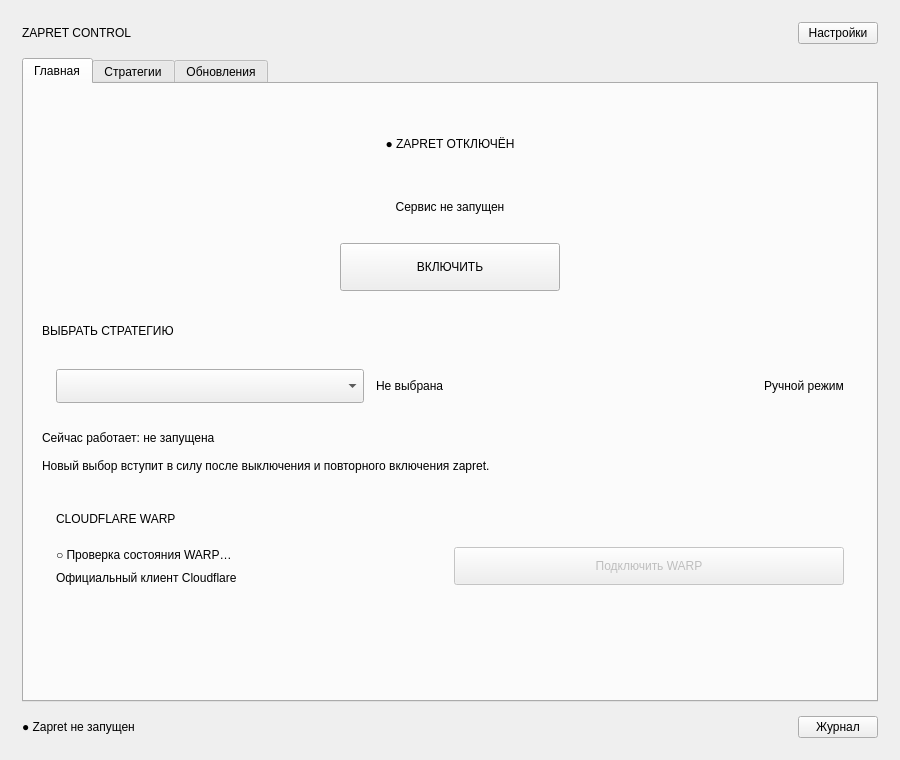
Before: the Qt Designer form zapret_frontend/main_window.ui in Shevchenko-Py-lab/Zapret_GUI, drawn with Qt 5.
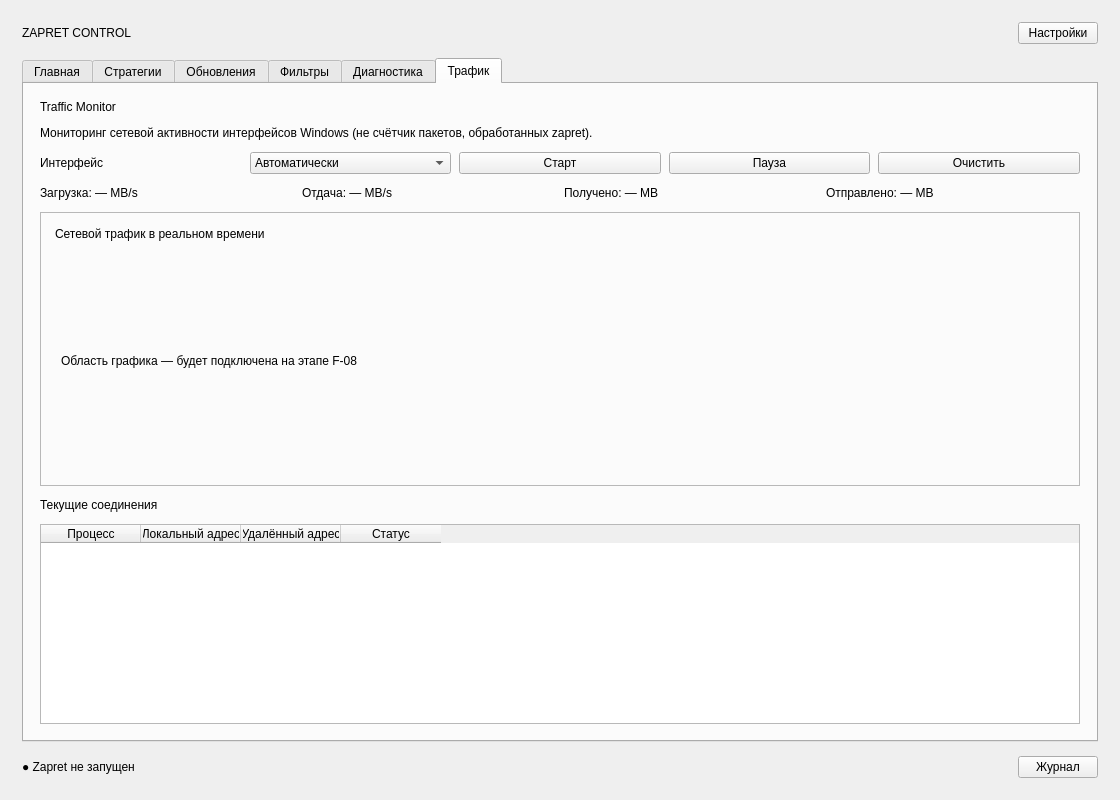
After: the same form once the commit is applied. The open tabs and pages were chosen to show the change.

Commit message: fix: improve winws startup detection and diagnostics

What changed in the file:
```diff
--- a/zapret_frontend/main_window.ui
+++ b/zapret_frontend/main_window.ui
@@ -6,15 +6,15 @@
       <rect>
         <x>0</x>
         <y>0</y>
-        <width>900</width>
-        <height>760</height>
+        <width>1120</width>
+        <height>800</height>
       </rect>
     </property>
     <property name="windowTitle">
       <string>Zapret Control</string>
     </property>
     <property name="minimumSize">
-      <size><width>760</width><height>700</height></size></property>
+      <size><width>980</width><height>720</height></size></property>
     <widget class="QWidget" name="centralwidget">
       <layout class="QVBoxLayout" name="mainLayout">
         <property name="leftMargin">
@@ -538,7 +538,7 @@
                 <string>Обновления</string>
               </attribute>
             </widget>
-          </widget>
+          <widget class="QWidget" name="pageFilters"><attribute name="title"><string>Фильтры</string></attribute><layout class="QVBoxLayout" name="filtersLayout"><property name="leftMargin"><number>16</number></property><property name="topMargin"><number>16</number></property><property name="rightMargin"><number>16</number></property><property name="bottomMargin"><number>16</number></property><property name="spacing"><number>12</number></property><item><widget class="QLabel" name="lblFiltersTitle"><property name="text"><string>Управление фильтрами</string></property></widget></item><item><widget class="QLabel" name="lblFiltersNote"><property name="text"><string>Настройка пользовательских списков. Для применения изменений потребуется перезапуск Zapret.</string></property></widget></item><item><widget class="QTabWidget" name="filterTabs"><widget class="QWidget" name="tabFilterDomains"><attribute name="title"><string>Сайты</string></attribute><layout class="QVBoxLayout" name="tabFilterDomainsLayout"><property name="leftMargin"><number>12</number></property><property name="topMargin"><number>12</number></property><property name="rightMargin"><number>12</number></property><property name="bottomMargin"><number>12</number></property><property name="spacing"><number>10</number></property><item><widget class="QLabel" name="lblFilterDomainsFile"><property name="text"><string>Файл: list-general-user.txt</string></property></widget></item><item><widget class="QWidget" name="rowFilterDomains"><layout class="QHBoxLayout" name="rowFilterDomainsLayout"><property name="leftMargin"><number>0</number></property><property name="topMargin"><number>0</number></property><property name="rightMargin"><number>0</number></property><property name="bottomMargin"><number>0</number></property><property name="spacing"><number>8</number></property><item><widget class="QLineEdit" name="editFilterDomains"><property name="placeholderText"><string>Добавить домен (example.org)</string></property></widget></item><item><widget class="QPushButton" name="btnFilterDomainsAdd"><property name="text"><string>Добавить</string></property></widget></item><item><widget class="QPushButton" name="btnFilterDomainsDelete"><property name="text"><string>Удалить</string></property></widget></item></layout></widget></item><item><widget class="QTableWidget" name="tableFilterDomains"><property name="alternatingRowColors"><bool>true</bool></property><property name="selectionBehavior"><enum>QAbstractItemView::SelectRows</enum></property><property name="editTriggers"><set>QAbstractItemView::NoEditTriggers</set></property><column><property name="text"><string>Значение</string></property></column><column><property name="text"><string>Источник</string></property></column></widget></item><item><widget class="QWidget" name="rowFilterDomainsActions"><layout class="QHBoxLayout" name="rowFilterDomainsActionsLayout"><property name="leftMargin"><number>0</number></property><property name="topMargin"><number>0</number></property><property name="rightMargin"><number>0</number></property><property name="bottomMargin"><number>0</number></property><property name="spacing"><number>8</number></property><item><widget class="QPushButton" name="btnFilterDomainsImport"><property name="text"><string>Импорт TXT</string></property></widget></item><item><widget class="QPushButton" name="btnFilterDomainsExport"><property name="text"><string>Экспорт TXT</string></property></widget></item></layout></widget></item></layout></widget><widget class="QWidget" name="tabFilterExcludes"><attribute name="title"><string>Исключения</string></attribute><layout class="QVBoxLayout" name="tabFilterExcludesLayout"><property name="leftMargin"><number>12</number></property><property name="topMargin"><number>12</number></property><property name="rightMargin"><number>12</number></property><property name="bottomMargin"><number>12</number></property><property name="spacing"><number>10</number></property><item><widget class="QLabel" name="lblFilterExcludesFile"><property name="text"><string>Файл: list-exclude-user.txt</string></property></widget></item><item><widget class="QWidget" name="rowFilterExcludes"><layout class="QHBoxLayout" name="rowFilterExcludesLayout"><property name="leftMargin"><number>0</number></property><property name="topMargin"><number>0</number></property><property name="rightMargin"><number>0</number></property><property name="bottomMargin"><number>0</number></property><property name="spacing"><number>8</number></property><item><widget class="QLineEdit" name="editFilterExcludes"><property name="placeholderText"><string>Добавить исключение</string></property></widget></item><item><widget class="QPushButton" name="btnFilterExcludesAdd"><property name="text"><string>Добавить</string></property></widget></item><item><widget class="QPushButton" name="btnFilterExcludesDelete"><property name="text"><string>Удалить</string></property></widget></item></layout></widget></item><item><widget class="QTableWidget" name="tableFilterExcludes"><property name="alternatingRowColors"><bool>true</bool></property><property name="selectionBehavior"><enum>QAbstractItemView::SelectRows</enum></property><property name="editTriggers"><set>QAbstractItemView::NoEditTriggers</set></property><column><property name="text"><string>Значение</string></property></column><column><property name="text"><string>Источник</string></property></column></widget></item><item><widget class="QWidget" name="rowFilterExcludesActions"><layout class="QHBoxLayout" name="rowFilterExcludesActionsLayout"><property name="leftMargin"><number>0</number></property><property name="topMargin"><number>0</number></property><property name="rightMargin"><number>0</number></property><property name="bottomMargin"><number>0</number></property><property name="spacing"><number>8</number></property><item><widget class="QPushButton" name="btnFilterExcludesImport"><property name="text"><string>Импорт TXT</string></property></widget></item><item><widget class="QPushButton" name="btnFilterExcludesExport"><property name="text"><string>Экспорт TXT</string></property></widget></item></layout></widget></item></layout></widget><widget class="QWidget" name="tabFilterIPs"><attribute name="title"><string>IP / сети</string></attribute><layout class="QVBoxLayout" name="tabFilterIPsLayout"><property name="leftMargin"><number>12</number></property><property name="topMargin"><number>12</number></property><property name="rightMargin"><number>12</number></property><property name="bottomMargin"><number>12</number></property><property name="spacing"><number>10</number></property><item><widget class="QLabel" name="lblFilterIPsFile"><property name="text"><string>Файл: ipset-all.txt</string></property></widget></item><item><widget class="QWidget" name="rowFilterIPs"><layout class="QHBoxLayout" name="rowFilterIPsLayout"><property name="leftMargin"><number>0</number></property><property name="topMargin"><number>0</number></property><property name="rightMargin"><number>0</number></property><property name="bottomMargin"><number>0</number></property><property name="spacing"><number>8</number></property><item><widget class="QLineEdit" name="editFilterIPs"><property name="placeholderText"><string>IP или сеть (203.0.113.0/24)</string></property></widget></item><item><widget class="QPushButton" name="btnFilterIPsAdd"><property name="text"><string>Добавить</string></property></widget></item><item><widget class="QPushButton" name="btnFilterIPsDelete"><property name="text"><string>Удалить</string></property></widget></item></layout></widget></item><item><widget class="QTableWidget" name="tableFilterIPs"><property name="alternatingRowColors"><bool>true</bool></property><property name="selectionBehavior"><enum>QAbstractItemView::SelectRows</enum></property><property name="editTriggers"><set>QAbstractItemView::NoEditTriggers</set></property><column><property name="text"><string>Значение</string></property></column><column><property name="text"><string>Источник</string></property></column></widget></item><item><widget class="QWidget" name="rowFilterIPsActions"><layout class="QHBoxLayout" name="rowFilterIPsActionsLayout"><property name="leftMargin"><number>0</number></property><property name="topMargin"><number>0</number></property><property name="rightMargin"><number>0</number></property><property name="bottomMargin"><number>0</number></property><property name="spacing"><number>8</number></property><item><widget class="QPushButton" name="btnFilterIPsImport"><property name="text"><string>Импорт TXT</string></property></widget></item><item><widget class="QPushButton" name="btnFilterIPsExport"><property name="text"><string>Экспорт TXT</string></property></widget></item></layout></widget></item></layout></widget><widget class="QWidget" name="tabFilterIPExcludes"><attribute name="title"><string>IP исключения</string></attribute><layout class="QVBoxLayout" name="tabFilterIPExcludesLayout"><property name="leftMargin"><number>12</number></property><property name="topMargin"><number>12</number></property><property name="rightMargin"><number>12</number></property><property name="bottomMargin"><number>12</number></property><property name="spacing"><number>10</number></property><item><widget class="QLabel" name="lblFilterIPExcludesFile"><property name="text"><string>Файл: ipset-exclude-user.txt</string></property></widget></item><item><widget class="QWidget" name="rowFilterIPExcludes"><layout class="QHBoxLayout" name="rowFilterIPExcludesLayout"><property name="leftMargin"><number>0</number></property><property name="topMargin"><number>0</number></property><property name="rightMargin"><number>0</number></property><property name="bottomMargin"><number>0</number></property><property name="spacing"><number>8</number></property><item><widget class="QLineEdit" name="editFilterIPExcludes"><property name="placeholderText"><string>IP или сеть для исключения</string></property></widget></item><item><widget class="QPushButton" name="btnFilterIPExcludesAdd"><property name="text"><string>Добавить</string></property></widget></item><item><widget class="QPushButton" name="btnFilterIPExcludesDelete"><property name="text"><string>Удалить</string></property></widget></item></layout></widget></item><item><widget class="QTableWidget" name="tableFilterIPExcludes"><property name="alternatingRowColors"><bool>true</bool></property><property name="selectionBehavior"><enum>QAbstractItemView::SelectRows</enum></property><property name="editTriggers"><set>QAbstractItemView::NoEditTriggers</set></property><column><property name="text"><string>Значение</string></property></column><column><property name="text"><string>Источник</string></property></column></widget></item><item><widget class="QWidget" name="rowFilterIPExcludesActions"><layout class="QHBoxLayout" name="rowFilterIPExcludesActionsLayout"><property name="leftMargin"><number>0</number></property><property name="topMargin"><number>0</number></property><property name="rightMargin"><number>0</number></property><property name="bottomMargin"><number>0</number></property><property name="spacing"><number>8</number></property><item><widget class="QPushButton" name="btnFilterIPExcludesImport"><property name="text"><string>Импорт TXT</string></property></widget></item><item><widget class="QPushButton" name="btnFilterIPExcludesExport"><property name="text"><string>Экспорт TXT</string></property></widget></item></layout></widget></item></layout></widget></widget></item><item><widget class="QFrame" name="filterModesCard"><property name="frameShape"><enum>QFrame::StyledPanel</enum></property><layout class="QVBoxLayout" name="filterModesCardLayout"><property name="leftMargin"><number>14</number></property><property name="topMargin"><number>14</number></property><property name="rightMargin"><number>14</number></property><property name="bottomMargin"><number>14</number></property><property name="spacing"><number>10</number></property><item><widget class="QLabel" name="filterModesCardTitle"><property name="text"><string>Настройки обработки</string></property><property name="wordWrap"><bool>true</bool></property></widget></item><item><widget class="QWidget" name="rowGameMode"><layout class="QHBoxLayout" name="rowGameModeLayout"><property name="leftMargin"><number>0</number></property><property name="topMargin"><number>0</number></property><property name="rightMargin"><number>0</number></property><property name="bottomMargin"><number>0</number></property><property name="spacing"><number>8</number></property><item><widget class="QLabel" name="lblGameMode"><property name="text"><string>Game Filter</string></property></widget></item><item><widget class="QComboBox" name="cmbGameFilter"><item><property name="text"><string>Disabled</string></property></item><item><property name="text"><string>TCP + UDP</string></property></item><item><property name="text"><string>TCP</string></property></item><item><property name="text"><string>UDP</string></property></item></widget></item><item><widget class="QLabel" name="lblIpSetMode"><property name="text"><string>IPSet</string></property></widget></item><item><widget class="QComboBox" name="cmbIPSetMode"><item><property name="text"><string>None</string></property></item><item><property name="text"><string>Loaded</string></property></item><item><property name="text"><string>Any</string></property></item></widget></item></layout></widget></item><item><widget class="QWidget" name="rowPorts"><layout class="QHBoxLayout" name="rowPortsLayout"><property name="leftMargin"><number>0</number></property><property name="topMargin"><number>0</number></property><property name="rightMargin"><number>0</number></property><property name="bottomMargin"><number>0</number></property><property name="spacing"><number>8</number></property><item><widget class="QLabel" name="lblTcpRange"><property name="text"><string>TCP-порты</string></property></widget></item><item><widget class="QLineEdit" name="editGameTcpPorts"><property name="placeholderText"><string>1024-65535</string></property></widget></item><item><widget class="QLabel" name="lblUdpRange"><property name="text"><string>UDP-порты</string></property></widget></item><item><widget class="QLineEdit" name="editGameUdpPorts"><property name="placeholderText"><string>1024-65535</string></property></widget></item></layout></widget></item><item><widget class="QLabel" name="lblFilterWarning"><property name="text"><string>Внимание: IPSet Any может повлиять на доступность обычных сайтов.</string></property></widget></item></layout></widget></item><item><widget class="QWidget" name="rowFilterBottom"><layout class="QHBoxLayout" name="rowFilterBottomLayout"><property name="leftMargin"><number>0</number></property><property name="topMargin"><number>0</number></property><property name="rightMargin"><number>0</number></property><property name="bottomMargin"><number>0</number></property><property name="spacing"><number>8</number></property><item><widget class="QPushButton" name="btnFilterReload"><property name="text"><string>Перечитать списки</string></property></widget></item><item><widget class="QPushButton" name="btnFilterSave"><property name="text"><string>Сохранить изменения</string></property></widget></item><item><widget class="QPushButton" name="btnFilterInspect"><property name="text"><string>Проверить текущие настройки</string></property></widget></item></layout></widget></item><item><widget class="QPlainTextEdit" name="txtFilterCurrentSettings"><property name="readOnly"><bool>true</bool></property><property name="placeholderText"><string>Нажмите «Проверить текущие настройки», чтобы увидеть сохранённые параметры.</string></property><property name="maximumHeight"><number>190</number></property><property name="minimumHeight"><size><width>0</width><height>95</height></size></property></widget></item></layout></widget><widget class="QWidget" name="pageDiagnostics"><attribute name="title"><string>Диагностика</string></attribute><layout class="QVBoxLayout" name="diagnosticsLayout"><property name="leftMargin"><number>16</number></property><property name="topMargin"><number>16</number></property><property name="rightMargin"><number>16</number></property><property name="bottomMargin"><number>16</number></property><property name="spacing"><number>12</number></property><item><widget class="QLabel" name="lblDiagnosticsTitle"><property name="text"><string>Диагностика системы</string></property></widget></item><item><widget class="QLabel" name="lblDiagnosticsDescription"><property name="text"><string>Проверки состояния Windows и zapret. Исправления применяются только после подтверждения.</string></property></widget></item><item><widget class="QWidget" name="rowDiagnosticsActions"><layout class="QHBoxLayout" name="rowDiagnosticsActionsLayout"><property name="leftMargin"><number>0</number></property><property name="topMargin"><number>0</number></property><property name="rightMargin"><number>0</number></property><property name="bottomMargin"><number>0</number></property><property name="spacing"><number>8</number></property><item><widget class="QPushButton" name="btnDiagnosticsStart"><property name="text"><string>Запустить проверку</string></property></widget></item><item><widget class="QPushButton" name="btnDiagnosticsStop"><property name="text"><string>Остановить</string></property></widget></item><item><widget class="QPushButton" name="btnDiagnosticsExport"><property name="text"><string>Сохранить отчёт</string></property></widget></item></layout></widget></item><item><widget class="QTableWidget" name="tableDiagnostics"><property name="alternatingRowColors"><bool>true</bool></property><property name="selectionBehavior"><enum>QAbstractItemView::SelectRows</enum></property><property name="editTriggers"><set>QAbstractItemView::NoEditTriggers</set></property><column><property name="text"><string>Проверка</string></property></column><column><property name="text"><string>Результат</string></property></column><column><property name="text"><string>Комментарий</string></property></column></widget></item><item><widget class="QLabel" name="lblDiagnosticsLogHeader"><property name="text"><string>Журнал диагностики</string></property></widget></item><item><widget class="QPlainTextEdit" name="txtDiagnosticsLog"><property name="readOnly"><bool>true</bool></property><property name="placeholderText"><string>Результаты диагностики появятся здесь…</string></property></widget></item></layout></widget><widget class="QWidget" name="pageTraffic"><attribute name="title"><string>Трафик</string></attribute><layout class="QVBoxLayout" name="trafficLayout"><property name="leftMargin"><number>16</number></property><property name="topMargin"><number>16</number></property><property name="rightMargin"><number>16</number></property><property name="bottomMargin"><number>16</number></property><property name="spacing"><number>12</number></property><item><widget class="QLabel" name="lblTrafficTitle"><property name="text"><string>Traffic Monitor</string></property></widget></item><item><widget class="QLabel" name="lblTrafficDescription"><property name="text"><string>Мониторинг сетевой активности интерфейсов Windows (не счётчик пакетов, обработанных zapret).</string></property></widget></item><item><widget class="QWidget" name="rowTrafficControls"><layout class="QHBoxLayout" name="rowTrafficControlsLayout"><property name="leftMargin"><number>0</number></property><property name="topMargin"><number>0</number></property><property name="rightMargin"><number>0</number></property><property name="bottomMargin"><number>0</number></property><property name="spacing"><number>8</number></property><item><widget class="QLabel" name="lblTrafficInterfaceTitle"><property name="text"><string>Интерфейс</string></property></widget></item><item><widget class="QComboBox" name="cmbTrafficInterface"><item><property name="text"><string>Автоматически</string></property></item></widget></item><item><widget class="QPushButton" name="btnTrafficStart"><property name="text"><string>Старт</string></property></widget></item><item><widget class="QPushButton" name="btnTrafficPause"><property name="text"><string>Пауза</string></property></widget></item><item><widget class="QPushButton" name="btnTrafficClear"><property name="text"><string>Очистить</string></property></widget></item></layout></widget></item><item><widget class="QWidget" name="rowTrafficRates"><layout class="QHBoxLayout" name="rowTrafficRatesLayout"><property name="leftMargin"><number>0</number></property><property name="topMargin"><number>0</number></property><property name="rightMargin"><number>0</number></property><property name="bottomMargin"><number>0</number></property><property name="spacing"><number>8</number></property><item><widget class="QLabel" name="lblTrafficDownload"><property name="text"><string>Загрузка: — MB/s</string></property></widget></item><item><widget class="QLabel" name="lblTrafficUpload"><property name="text"><string>Отдача: — MB/s</string></property></widget></item><item><widget class="QLabel" name="lblTrafficTotalDown"><property name="text"><string>Получено: — MB</string></property></widget></item><item><widget class="QLabel" name="lblTrafficTotalUp"><property name="text"><string>Отправлено: — MB</string></property></widget></item></layout></widget></item><item><widget class="QFrame" name="trafficChartCard"><property name="frameShape"><enum>QFrame::StyledPanel</enum></property><layout class="QVBoxLayout" name="trafficChartCardLayout"><property name="leftMargin"><number>14</number></property><property name="topMargin"><number>14</number></property><property name="rightMargin"><number>14</number></property><property name="bottomMargin"><number>14</number></property><property name="spacing"><number>10</number></property><item><widget class="QLabel" name="trafficChartCardTitle"><property name="text"><string>Сетевой трафик в реальном времени</string></property><property name="wordWrap"><bool>true</bool></property></widget></item><item><widget class="QFrame" name="trafficChartPlaceholder"><property name="minimumSize"><size><width>0</width><height>220</height></size></property><layout class="QVBoxLayout" name="trafficChartPlaceholderLayout"><property name="leftMargin"><number>6</number></property><property name="topMargin"><number>6</number></property><property name="rightMargin"><number>6</number></property><property name="bottomMargin"><number>6</number></property><property name="spacing"><number>6</number></property><item><widget class="QLabel" name="lblTrafficChartPlaceholder"><property name="text"><string>Область графика — будет подключена на этапе F-08</string></property></widget></item></layout></widget></item></layout></widget></item><item><widget class="QLabel" name="lblTrafficConnectionsTitle"><property name="text"><string>Текущие соединения</string></property></widget></item><item><widget class="QTableWidget" name="tableTrafficConnections"><property name="alternatingRowColors"><bool>true</bool></property><property name="selectionBehavior"><enum>QAbstractItemView::SelectRows</enum></property><property name="editTriggers"><set>QAbstractItemView::NoEditTriggers</set></property><column><property name="text"><string>Процесс</string></property></column><column><property name="text"><string>Локальный адрес</string></property></column><column><property name="text"><string>Удалённый адрес</string></property></column><column><property name="text"><string>Статус</string></property></column></widget></item></layout></widget></widget>
         </item>
         <item>
           <widget class="QWidget" name="footerWidget">
```
Left out of the diff: 8 changed lines with no effect on the pictures. The commit also changes 13 other files.
